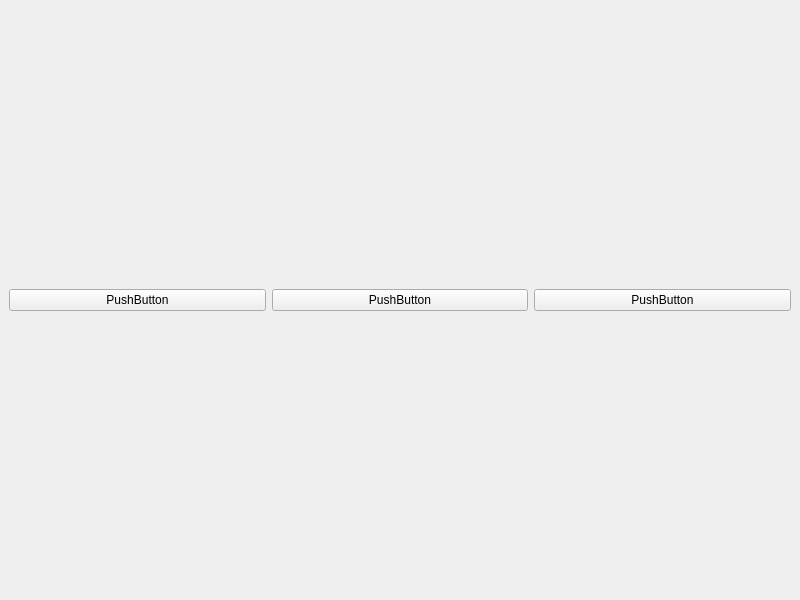
Old version of the form main.ui in the repository macoding1994/pyqt5_crawler.
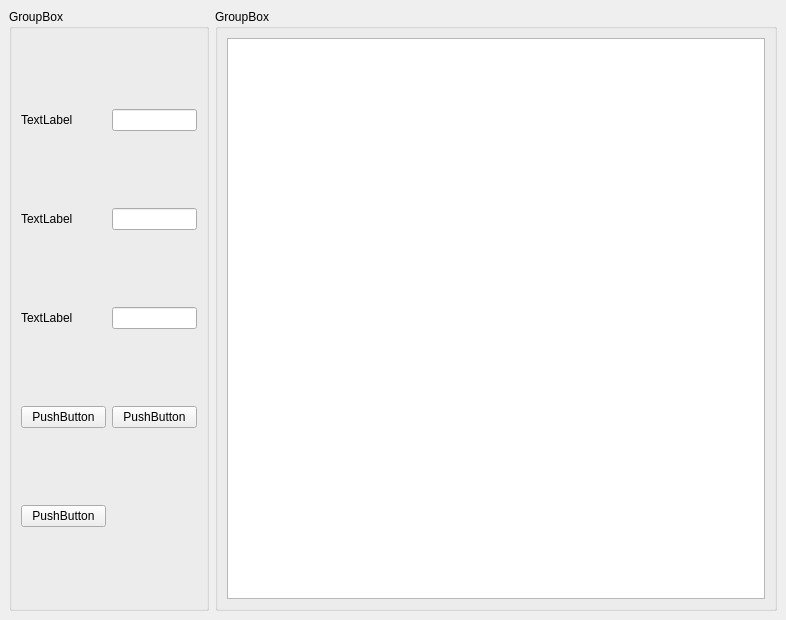
New version of the form.

```diff
--- a/main.ui
+++ b/main.ui
@@ -6,34 +6,97 @@
    <rect>
     <x>0</x>
     <y>0</y>
-    <width>800</width>
-    <height>600</height>
+    <width>786</width>
+    <height>620</height>
    </rect>
   </property>
   <property name="windowTitle">
    <string>MainWindow</string>
   </property>
   <widget class="QWidget" name="centralWidget">
-   <layout class="QGridLayout" name="gridLayout">
-    <item row="0" column="0">
-     <widget class="QPushButton" name="pushButton">
-      <property name="text">
-       <string>PushButton</string>
-      </property>
-     </widget>
-    </item>
+   <layout class="QGridLayout" name="gridLayout_3">
     <item row="0" column="1">
-     <widget class="QPushButton" name="pushButton_2">
-      <property name="text">
-       <string>PushButton</string>
+     <widget class="QGroupBox" name="groupBox_2">
+      <property name="title">
+       <string>GroupBox</string>
       </property>
+      <layout class="QGridLayout" name="gridLayout">
+       <item row="0" column="0">
+        <widget class="QTextBrowser" name="textBrowser"/>
+       </item>
+      </layout>
      </widget>
     </item>
-    <item row="0" column="2">
-     <widget class="QPushButton" name="pushButton_3">
-      <property name="text">
-       <string>PushButton</string>
+    <item row="0" column="0">
+     <widget class="QGroupBox" name="groupBox">
+      <property name="minimumSize">
+       <size>
+        <width>0</width>
+        <height>0</height>
+       </size>
       </property>
+      <property name="maximumSize">
+       <size>
+        <width>200</width>
+        <height>16777215</height>
+       </size>
+      </property>
+      <property name="title">
+       <string>GroupBox</string>
+      </property>
+      <layout class="QGridLayout" name="gridLayout_2" columnstretch="1,1,0" columnminimumwidth="0,0,0">
+       <item row="3" column="1">
+        <widget class="QPushButton" name="pushButton_2">
+         <property name="text">
+          <string>PushButton</string>
+         </property>
+        </widget>
+       </item>
+       <item row="3" column="0">
+        <widget class="QPushButton" name="pushButton">
+         <property name="text">
+          <string>PushButton</string>
+         </property>
+        </widget>
+       </item>
+       <item row="1" column="0">
+        <widget class="QLabel" name="label_2">
+         <property name="text">
+          <string>TextLabel</string>
+         </property>
+        </widget>
+       </item>
+       <item row="0" column="0">
+        <widget class="QLabel" name="label">
+         <property name="text">
+          <string>TextLabel</string>
+         </property>
+        </widget>
+       </item>
+       <item row="0" column="1">
+        <widget class="QLineEdit" name="lineEdit"/>
+       </item>
+       <item row="2" column="0">
+        <widget class="QLabel" name="label_3">
+         <property name="text">
+          <string>TextLabel</string>
+         </property>
+        </widget>
+       </item>
+       <item row="2" column="1">
+        <widget class="QLineEdit" name="lineEdit_3"/>
+       </item>
+       <item row="1" column="1">
+        <widget class="QLineEdit" name="lineEdit_2"/>
+       </item>
+       <item row="4" column="0">
+        <widget class="QPushButton" name="pushButton_3">
+         <property name="text">
+          <string>PushButton</string>
+         </property>
+        </widget>
+       </item>
+      </layout>
      </widget>
     </item>
    </layout>
```
